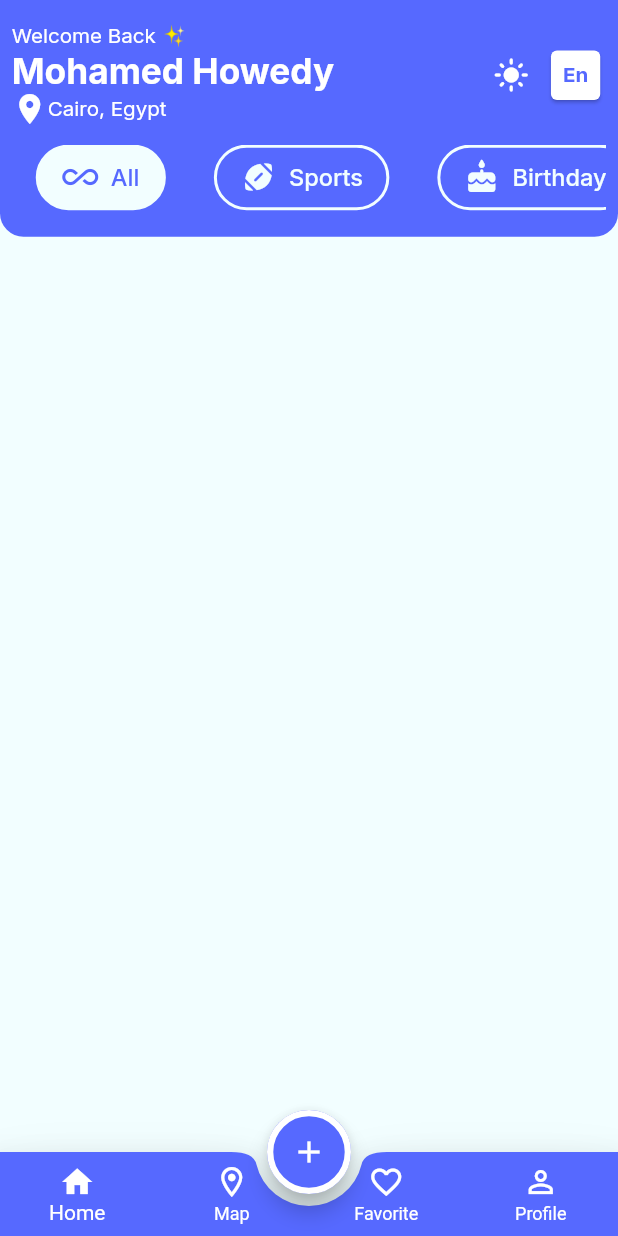
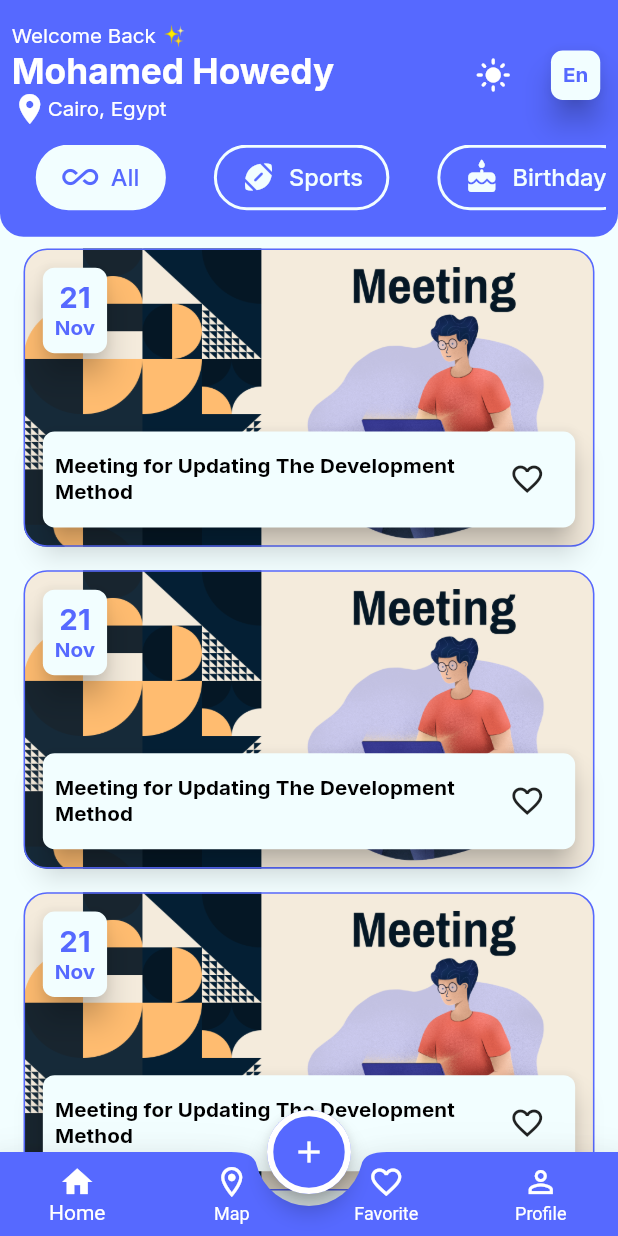
Before and after one commit to howedyy/Event_app, a Flutter app: the screen it shows after launch, on a phone screen of 412 x 824 dp. Run offline on Flutter 3.47's test engine with Material 3 defaults, Android fonts, the phone set to English and light mode, and no system bars; our stand-ins replace flutter_screenutil, flutter_svg, google_fonts.

Commit message:
finished home tab

```diff
--- a/lib/config/theme/theme_manager.dart
+++ b/lib/config/theme/theme_manager.dart
@@ -13,6 +13,13 @@ class ThemeManager {
       onPrimary: ColorsManager.blue,
       secondary: Colors.transparent,
       onSecondary: ColorsManager.whiteBlue,
+    ),
+    cardTheme: CardThemeData(
+      color: ColorsManager.whiteBlue,
+      elevation: 8,
+      shape: RoundedRectangleBorder(
+        borderRadius: BorderRadius.circular(8.r)
+      )
     ),
     scaffoldBackgroundColor: ColorsManager.whiteBlue,
     bottomAppBarTheme: BottomAppBarThemeData(
@@ -84,6 +91,11 @@ class ThemeManager {
       )
     ),
     textTheme: TextTheme(
+      titleSmall: GoogleFonts.inter(
+          fontSize: 14.sp,
+          fontWeight: FontWeight.bold,
+          color: ColorsManager.black
+      ),
       headlineSmall: GoogleFonts.inter(
           fontSize: 14.sp,
           fontWeight: FontWeight.w400,
--- a/lib/core/resources/assets_manager.dart
+++ b/lib/core/resources/assets_manager.dart
@@ -1,4 +1,14 @@
 abstract class ImageAssets{
   static const String base = "assets/images";
   static const String eventlyLogo = "$base/Logo.png";
+  static const String birthday = "$base/birthday.png";
+  static const String sports = "$base/sports.png";
+  static const String gaming = "$base/gaming.png";
+  static const String meeting = "$base/meeting.png";
+  static const String workShop = "$base/workshop.png";
+  static const String exhibition = "$base/exhibition.png";
+  static const String holiday = "$base/holiday.png";
+  static const String eating = "$base/eating.png";
+  static const String bookClub = "$base/book_club.png";
+
 }
--- /dev/null
+++ b/lib/core/widgets/event_item.dart
@@ -0,0 +1,87 @@
+import 'package:event_app/core/resources/colors_manager.dart';
+import 'package:event_app/models/event_model.dart';
+import 'package:flutter/material.dart';
+import 'package:flutter_screenutil/flutter_screenutil.dart';
+import 'package:google_fonts/google_fonts.dart';
+
+class EventItem extends StatefulWidget {
+  const EventItem({super.key, required  this.event});
+final EventModel event;
+
+  @override
+  State<EventItem> createState() => _EventItemState();
+}
+
+class _EventItemState extends State<EventItem> {
+
+  bool favorite = false;
+  @override
+  Widget build(BuildContext context) {
+    return Container(
+      padding: REdgeInsets.all(8),
+      margin: REdgeInsets.symmetric(horizontal: 16,vertical: 8),
+      width: double.infinity,
+      height: 203.h,
+      decoration: BoxDecoration(
+         borderRadius: BorderRadius.circular(16.r),
+        border: Border.all(color: ColorsManager.blue, width: 1.w),
+        image: DecorationImage(
+            fit: BoxFit.fill,
+            image:AssetImage(widget.event.category.imagePath)),
+      ),
+      child: Column(
+        crossAxisAlignment: CrossAxisAlignment.start,
+        children: [
+          Card(
+
+            child: Padding(
+              padding: const EdgeInsets.all(8.0),
+              child: Column(
+                crossAxisAlignment: CrossAxisAlignment.center,
+                mainAxisAlignment: MainAxisAlignment.center,
+                children: [
+                  Text("21",
+                    style: GoogleFonts.inter(
+                        fontSize: 20.sp,
+                        fontWeight: FontWeight.bold,
+                        color: ColorsManager.blue
+                    ),
+                  ),
+                  Text("Nov",
+                    style: GoogleFonts.inter(
+                        fontSize: 14.sp,
+                        fontWeight: FontWeight.bold,
+                        color: ColorsManager.blue
+                    ),
+                  ),
+
+                ],
+              ),
+            ),
+          ),
+          Spacer(),
+          Card(
+            child: Padding(
+              padding: const EdgeInsets.all(8.0),
+              child: Row(
+                children: [
+                  Expanded(
+                    child: Text(widget.event.title,
+                      style: Theme.of(context).textTheme.titleSmall
+                    ),
+                  ),
+
+                  IconButton(onPressed: (){
+                    setState(() {
+                      favorite= !favorite;
+                    });
+                  }, icon: Icon(favorite?Icons.favorite: Icons.favorite_border_outlined))
+                ],
+              ),
+            ),
+          )
+        ],
+      ),
+    );
+  }
+}
--- a/lib/feature/main_layout/home/home_tab.dart
+++ b/lib/feature/main_layout/home/home_tab.dart
@@ -1,7 +1,9 @@
 import 'package:event_app/core/resources/colors_manager.dart';
 import 'package:event_app/core/widgets/custom_tab_bar.dart';
 import 'package:event_app/core/widgets/custom_tab_item.dart';
+import 'package:event_app/core/widgets/event_item.dart';
 import 'package:event_app/models/catagory_model.dart';
+import 'package:event_app/models/event_model.dart';
 import 'package:flutter/material.dart';
 import 'package:flutter_screenutil/flutter_screenutil.dart';
 import 'package:google_fonts/google_fonts.dart';
@@ -57,13 +59,16 @@ class _HomeTabState extends State<HomeTab> {
                       ],
                     ),
                     Spacer(),
-                    Icon(Icons.light_mode, color: ColorsManager.white,),
+                    IconButton(onPressed: (){}, icon: Icon(Icons.light_mode, color: ColorsManager.white,)),
                     SizedBox(width: 10.w,),
-                    Card(
-                      child: Padding(
-                        padding: const EdgeInsets.all(8.0),
-                        child: Text("En",
-                          style: Theme.of(context).textTheme.headlineMedium,
+                    InkWell(
+                      onTap: (){},
+                      child: Card(
+                        child: Padding(
+                          padding: const EdgeInsets.all(8.0),
+                          child: Text("En",
+                            style: Theme.of(context).textTheme.headlineMedium,
+                          ),
                         ),
                       ),
                     ),
@@ -77,10 +82,16 @@ class _HomeTabState extends State<HomeTab> {
                    selectedFgColor: Theme.of(context).colorScheme.onPrimary,
                    unSelectedFgColor: Theme.of(context).colorScheme.onSecondary
                ),
+
+                //Expanded(child: ListView.builder(itemBuilder: (context, index)=> ,itemCount: 20,))
               ],
             ),
           ),
-        )
+        ),
+        Expanded(child: ListView.builder(
+          itemBuilder: (context, index)=>EventItem(
+          event: EventModel(title: "Meeting for Updating The Development Method", category: CategoryModel.categories[2], description: "description", dateTime: DateTime.now(), timeOfDay: TimeOfDay.now()),
+        ),itemCount: 20,))
       ],
     );
   }
--- a/lib/models/catagory_model.dart
+++ b/lib/models/catagory_model.dart
@@ -1,3 +1,4 @@
+import 'package:event_app/core/resources/assets_manager.dart';
 import 'package:flutter/material.dart';
 
 class CategoryModel {
@@ -14,27 +15,27 @@ class CategoryModel {
 
   static List<CategoryModel> categoriesWithAll = [
     CategoryModel(id: "0", name: "All", icon: Icons.all_inclusive_outlined, imagePath: "imagePath"),
-     CategoryModel(id: "1", name: "Sports", icon: Icons.sports_football_rounded, imagePath: "imagePath"),
-     CategoryModel(id: "2", name: "Birthday", icon: Icons.cake_rounded, imagePath: "imagePath"),
-     CategoryModel(id: "3", name: "Meeting", icon: Icons.laptop_mac_rounded, imagePath: "imagePath"),
-     CategoryModel(id: "4", name: "Gaming", icon: Icons.gamepad_rounded, imagePath: "imagePath"),
-     CategoryModel(id: "5", name: "Eating", icon: Icons.local_pizza_rounded, imagePath: "imagePath"),
-     CategoryModel(id: "6", name: "Holiday", icon: Icons.holiday_village_rounded, imagePath: "imagePath"),
-     CategoryModel(id: "7", name: "Exhibition", icon: Icons.water_drop_rounded, imagePath: "imagePath"),
-     CategoryModel(id: "8", name: "Workshop", icon: Icons.workspace_premium, imagePath: "imagePath"),
-     CategoryModel(id: "9", name: "Book Club", icon: Icons.book_online_rounded, imagePath: "imagePath"),
+     CategoryModel(id: "1", name: "Sports", icon: Icons.sports_football_rounded, imagePath: ImageAssets.sports),
+     CategoryModel(id: "2", name: "Birthday", icon: Icons.cake_rounded, imagePath: ImageAssets.sports),
+     CategoryModel(id: "3", name: "Meeting", icon: Icons.laptop_mac_rounded, imagePath: ImageAssets.meeting),
+     CategoryModel(id: "4", name: "Gaming", icon: Icons.gamepad_rounded, imagePath: ImageAssets.gaming),
+     CategoryModel(id: "5", name: "Eating", icon: Icons.local_pizza_rounded, imagePath: ImageAssets.eating),
+     CategoryModel(id: "6", name: "Holiday", icon: Icons.holiday_village_rounded, imagePath: ImageAssets.holiday),
+     CategoryModel(id: "7", name: "Exhibition", icon: Icons.water_drop_rounded, imagePath: ImageAssets.exhibition),
+     CategoryModel(id: "8", name: "Workshop", icon: Icons.workspace_premium, imagePath: ImageAssets.workShop),
+     CategoryModel(id: "9", name: "Book Club", icon: Icons.book_online_rounded, imagePath: ImageAssets.bookClub),
    ];
 
  static List<CategoryModel> categories = [
-    CategoryModel(id: "1", name: "Sports", icon: Icons.sports_football_rounded, imagePath: "imagePath"),
-    CategoryModel(id: "2", name: "Birthday", icon: Icons.cake_rounded, imagePath: "imagePath"),
-    CategoryModel(id: "3", name: "Meeting", icon: Icons.laptop_mac_rounded, imagePath: "imagePath"),
-    CategoryModel(id: "4", name: "Gaming", icon: Icons.gamepad_rounded, imagePath: "imagePath"),
-    CategoryModel(id: "5", name: "Eating", icon: Icons.local_pizza_rounded, imagePath: "imagePath"),
-    CategoryModel(id: "6", name: "Holiday", icon: Icons.holiday_village_rounded, imagePath: "imagePath"),
-    CategoryModel(id: "7", name: "Exhibition", icon: Icons.water_drop_rounded, imagePath: "imagePath"),
-    CategoryModel(id: "8", name: "Workshop", icon: Icons.workspace_premium, imagePath: "imagePath"),
-    CategoryModel(id: "9", name: "Book Club", icon: Icons.book_online_rounded, imagePath: "imagePath"),
+   CategoryModel(id: "1", name: "Sports", icon: Icons.sports_football_rounded, imagePath: ImageAssets.sports),
+   CategoryModel(id: "2", name: "Birthday", icon: Icons.cake_rounded, imagePath: ImageAssets.sports),
+   CategoryModel(id: "3", name: "Meeting", icon: Icons.laptop_mac_rounded, imagePath: ImageAssets.meeting),
+   CategoryModel(id: "4", name: "Gaming", icon: Icons.gamepad_rounded, imagePath: ImageAssets.gaming),
+   CategoryModel(id: "5", name: "Eating", icon: Icons.local_pizza_rounded, imagePath: ImageAssets.eating),
+   CategoryModel(id: "6", name: "Holiday", icon: Icons.holiday_village_rounded, imagePath: ImageAssets.holiday),
+   CategoryModel(id: "7", name: "Exhibition", icon: Icons.water_drop_rounded, imagePath: ImageAssets.exhibition),
+   CategoryModel(id: "8", name: "Workshop", icon: Icons.workspace_premium, imagePath: ImageAssets.workShop),
+   CategoryModel(id: "9", name: "Book Club", icon: Icons.book_online_rounded, imagePath: ImageAssets.bookClub),
   ];
 
 
--- /dev/null
+++ b/lib/models/event_model.dart
@@ -0,0 +1,19 @@
+import 'package:event_app/models/catagory_model.dart';
+import 'package:flutter/material.dart';
+
+class EventModel{
+  CategoryModel category ;
+  String title;
+  String description;
+  DateTime dateTime;
+  TimeOfDay timeOfDay;
+  EventModel({
+    required this.title,
+    required this.category,
+    required this.description,
+    required this.dateTime,
+    required this.timeOfDay
+
+});
+
+}
```
Also changed, not shown: assets/images/Book Club.png (added), assets/images/birthday.png (added), assets/images/eating.png (added), assets/images/exhibition.png (added), assets/images/gaming.png (added), assets/images/holiday.png (added), assets/images/meeting.png (added), assets/images/sports.png (added), assets/images/workshop.png (added), pubspec.lock.
